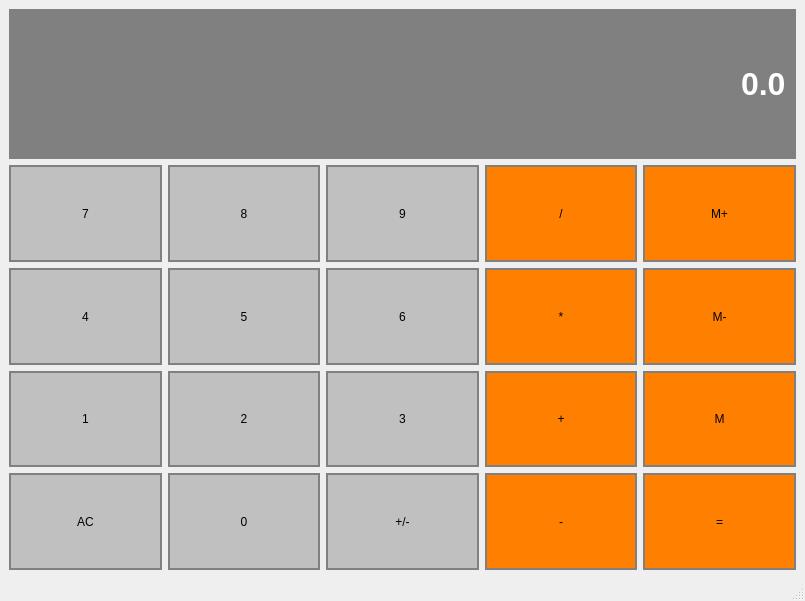
BartlomiejGajdur/QT, file Calculator_Project/calculator.ui: the form before one commit.
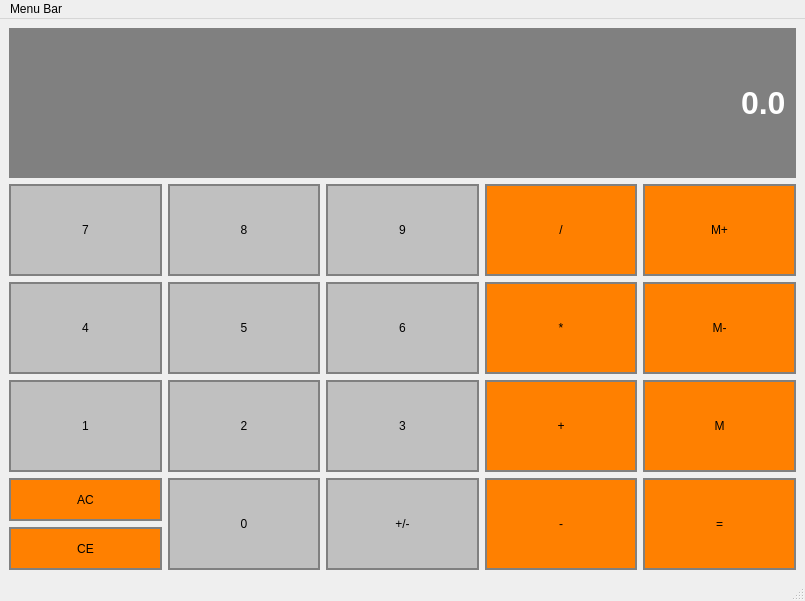
The form after the commit.

Commit message: Calculator project updated

What changed in the file:
```diff
--- a/Calculator_Project/calculator.ui
+++ b/Calculator_Project/calculator.ui
@@ -13,207 +13,17 @@
   <property name="windowTitle">
    <string>Calculator</string>
   </property>
+  <property name="styleSheet">
+   <string notr="true"/>
+  </property>
   <widget class="QWidget" name="centralwidget">
+   <property name="styleSheet">
+    <string notr="true"/>
+   </property>
    <layout class="QGridLayout" name="gridLayout">
     <item row="1" column="0">
      <layout class="QGridLayout" name="Layout">
-      <item row="0" column="2">
-       <widget class="QPushButton" name="Button9">
-        <property name="sizePolicy">
-         <sizepolicy hsizetype="Preferred" vsizetype="Expanding">
-          <horstretch>0</horstretch>
-          <verstretch>0</verstretch>
-         </sizepolicy>
-        </property>
-        <property name="styleSheet">
-         <string notr="true">QPushButton{
-	background-color: #C0C0C0;
-	border: 2px solid gray;
-	padding: 5px;
-	color: black;
-}
-
-QPushButton:pressed{
-	background-color: #A9A9A9;
-	border: 2px solid gray;
-	padding: 5px;
-	color: black;
-}</string>
-        </property>
-        <property name="text">
-         <string>9</string>
-        </property>
-       </widget>
-      </item>
-      <item row="2" column="1">
-       <widget class="QPushButton" name="Button2">
-        <property name="sizePolicy">
-         <sizepolicy hsizetype="Preferred" vsizetype="Expanding">
-          <horstretch>0</horstretch>
-          <verstretch>0</verstretch>
-         </sizepolicy>
-        </property>
-        <property name="styleSheet">
-         <string notr="true">QPushButton{
-	background-color: #C0C0C0;
-	border: 2px solid gray;
-	padding: 5px;
-	color: black;
-}
-
-QPushButton:pressed{
-	background-color: #A9A9A9;
-	border: 2px solid gray;
-	padding: 5px;
-	color: black;
-}</string>
-        </property>
-        <property name="text">
-         <string>2</string>
-        </property>
-       </widget>
-      </item>
-      <item row="2" column="3">
-       <widget class="QPushButton" name="Add">
-        <property name="sizePolicy">
-         <sizepolicy hsizetype="Preferred" vsizetype="Expanding">
-          <horstretch>0</horstretch>
-          <verstretch>0</verstretch>
-         </sizepolicy>
-        </property>
-        <property name="styleSheet">
-         <string notr="true">QPushButton{
-	background-color: #FF8000;
-	border: 2px solid gray;
-	padding: 5px;
-	color: black;
-}
-
-QPushButton:pressed{
-	background-color: #A9A9A9;
-	border: 2px solid gray;
-	padding: 5px;
-	color: black;
-}</string>
-        </property>
-        <property name="text">
-         <string>+</string>
-        </property>
-       </widget>
-      </item>
-      <item row="3" column="4">
-       <widget class="QPushButton" name="Equals">
-        <property name="sizePolicy">
-         <sizepolicy hsizetype="Preferred" vsizetype="Expanding">
-          <horstretch>0</horstretch>
-          <verstretch>0</verstretch>
-         </sizepolicy>
-        </property>
-        <property name="styleSheet">
-         <string notr="true">QPushButton{
-	background-color: #FF8000;
-	border: 2px solid gray;
-	padding: 5px;
-	color: black;
-}
-
-QPushButton:pressed{
-	background-color: #A9A9A9;
-	border: 2px solid gray;
-	padding: 5px;
-	color: black;
-}</string>
-        </property>
-        <property name="text">
-         <string>=</string>
-        </property>
-       </widget>
-      </item>
-      <item row="3" column="2">
-       <widget class="QPushButton" name="ChangeSign">
-        <property name="sizePolicy">
-         <sizepolicy hsizetype="Preferred" vsizetype="Expanding">
-          <horstretch>0</horstretch>
-          <verstretch>0</verstretch>
-         </sizepolicy>
-        </property>
-        <property name="styleSheet">
-         <string notr="true">QPushButton{
-	background-color: #C0C0C0;
-	border: 2px solid gray;
-	padding: 5px;
-	color: black;
-}
-
-QPushButton:pressed{
-	background-color: #A9A9A9;
-	border: 2px solid gray;
-	padding: 5px;
-	color: black;
-}</string>
-        </property>
-        <property name="text">
-         <string>+/-</string>
-        </property>
-       </widget>
-      </item>
-      <item row="1" column="3">
-       <widget class="QPushButton" name="Multiply">
-        <property name="sizePolicy">
-         <sizepolicy hsizetype="Preferred" vsizetype="Expanding">
-          <horstretch>0</horstretch>
-          <verstretch>0</verstretch>
-         </sizepolicy>
-        </property>
-        <property name="styleSheet">
-         <string notr="true">QPushButton{
-	background-color: #FF8000;
-	border: 2px solid gray;
-	padding: 5px;
-	color: black;
-}
-
-QPushButton:pressed{
-	background-color: #A9A9A9;
-	border: 2px solid gray;
-	padding: 5px;
-	color: black;
-}</string>
-        </property>
-        <property name="text">
-         <string>*</string>
-        </property>
-       </widget>
-      </item>
-      <item row="1" column="1">
-       <widget class="QPushButton" name="Button5">
-        <property name="sizePolicy">
-         <sizepolicy hsizetype="Preferred" vsizetype="Expanding">
-          <horstretch>0</horstretch>
-          <verstretch>0</verstretch>
-         </sizepolicy>
-        </property>
-        <property name="styleSheet">
-         <string notr="true">QPushButton{
-	background-color: #C0C0C0;
-	border: 2px solid gray;
-	padding: 5px;
-	color: black;
-}
-
-QPushButton:pressed{
-	background-color: #A9A9A9;
-	border: 2px solid gray;
-	padding: 5px;
-	color: black;
-}</string>
-        </property>
-        <property name="text">
-         <string>5</string>
-        </property>
-       </widget>
-      </item>
-      <item row="1" column="2">
+      <item row="2" column="2">
        <widget class="QPushButton" name="Button6">
         <property name="sizePolicy">
          <sizepolicy hsizetype="Preferred" vsizetype="Expanding">
@@ -241,63 +51,7 @@
         </property>
        </widget>
       </item>
-      <item row="0" column="0">
-       <widget class="QPushButton" name="Button7">
-        <property name="sizePolicy">
-         <sizepolicy hsizetype="Preferred" vsizetype="Expanding">
-          <horstretch>0</horstretch>
-          <verstretch>0</verstretch>
-         </sizepolicy>
-        </property>
-        <property name="styleSheet">
-         <string notr="true">QPushButton{
-	background-color: #C0C0C0;
-	border: 2px solid gray;
-	padding: 5px;
-	color: black;
-}
-
-QPushButton:pressed{
-	background-color: #A9A9A9;
-	border: 2px solid gray;
-	padding: 5px;
-	color: black;
-}</string>
-        </property>
-        <property name="text">
-         <string>7</string>
-        </property>
-       </widget>
-      </item>
-      <item row="0" column="4">
-       <widget class="QPushButton" name="MemAdd">
-        <property name="sizePolicy">
-         <sizepolicy hsizetype="Preferred" vsizetype="Expanding">
-          <horstretch>0</horstretch>
-          <verstretch>0</verstretch>
-         </sizepolicy>
-        </property>
-        <property name="styleSheet">
-         <string notr="true">QPushButton{
-	background-color: #FF8000;
-	border: 2px solid gray;
-	padding: 5px;
-	color: black;
-}
-
-QPushButton:pressed{
-	background-color: #A9A9A9;
-	border: 2px solid gray;
-	padding: 5px;
-	color: black;
-}</string>
-        </property>
-        <property name="text">
-         <string>M+</string>
-        </property>
-       </widget>
-      </item>
-      <item row="1" column="0">
+      <item row="2" column="0">
        <widget class="QPushButton" name="Button4">
         <property name="sizePolicy">
          <sizepolicy hsizetype="Preferred" vsizetype="Expanding">
@@ -325,35 +79,91 @@
         </property>
        </widget>
       </item>
-      <item row="3" column="0">
-       <widget class="QPushButton" name="Clear">
-        <property name="sizePolicy">
-         <sizepolicy hsizetype="Preferred" vsizetype="Expanding">
-          <horstretch>0</horstretch>
-          <verstretch>0</verstretch>
-         </sizepolicy>
-        </property>
-        <property name="styleSheet">
-         <string notr="true">QPushButton{
-	background-color: #C0C0C0;
-	border: 2px solid gray;
-	padding: 5px;
-	color: black;
-}
-
-QPushButton:pressed{
-	background-color: #A9A9A9;
-	border: 2px solid gray;
-	padding: 5px;
-	color: black;
-}</string>
-        </property>
-        <property name="text">
-         <string>AC</string>
-        </property>
-       </widget>
-      </item>
       <item row="3" column="3">
+       <widget class="QPushButton" name="Add">
+        <property name="sizePolicy">
+         <sizepolicy hsizetype="Preferred" vsizetype="Expanding">
+          <horstretch>0</horstretch>
+          <verstretch>0</verstretch>
+         </sizepolicy>
+        </property>
+        <property name="styleSheet">
+         <string notr="true">QPushButton{
+	background-color: #FF8000;
+	border: 2px solid gray;
+	padding: 5px;
+	color: black;
+}
+
+QPushButton:pressed{
+	background-color: #A9A9A9;
+	border: 2px solid gray;
+	padding: 5px;
+	color: black;
+}</string>
+        </property>
+        <property name="text">
+         <string>+</string>
+        </property>
+       </widget>
+      </item>
+      <item row="3" column="1">
+       <widget class="QPushButton" name="Button2">
+        <property name="sizePolicy">
+         <sizepolicy hsizetype="Preferred" vsizetype="Expanding">
+          <horstretch>0</horstretch>
+          <verstretch>0</verstretch>
+         </sizepolicy>
+        </property>
+        <property name="styleSheet">
+         <string notr="true">QPushButton{
+	background-color: #C0C0C0;
+	border: 2px solid gray;
+	padding: 5px;
+	color: black;
+}
+
+QPushButton:pressed{
+	background-color: #A9A9A9;
+	border: 2px solid gray;
+	padding: 5px;
+	color: black;
+}</string>
+        </property>
+        <property name="text">
+         <string>2</string>
+        </property>
+       </widget>
+      </item>
+      <item row="1" column="0">
+       <widget class="QPushButton" name="Button7">
+        <property name="sizePolicy">
+         <sizepolicy hsizetype="Preferred" vsizetype="Expanding">
+          <horstretch>0</horstretch>
+          <verstretch>0</verstretch>
+         </sizepolicy>
+        </property>
+        <property name="styleSheet">
+         <string notr="true">QPushButton{
+	background-color: #C0C0C0;
+	border: 2px solid gray;
+	padding: 5px;
+	color: black;
+}
+
+QPushButton:pressed{
+	background-color: #A9A9A9;
+	border: 2px solid gray;
+	padding: 5px;
+	color: black;
+}</string>
+        </property>
+        <property name="text">
+         <string>7</string>
+        </property>
+       </widget>
+      </item>
+      <item row="4" column="3">
        <widget class="QPushButton" name="Substract">
         <property name="sizePolicy">
          <sizepolicy hsizetype="Preferred" vsizetype="Expanding">
@@ -381,7 +191,319 @@
         </property>
        </widget>
       </item>
+      <item row="2" column="1">
+       <widget class="QPushButton" name="Button5">
+        <property name="sizePolicy">
+         <sizepolicy hsizetype="Preferred" vsizetype="Expanding">
+          <horstretch>0</horstretch>
+          <verstretch>0</verstretch>
+         </sizepolicy>
+        </property>
+        <property name="styleSheet">
+         <string notr="true">QPushButton{
+	background-color: #C0C0C0;
+	border: 2px solid gray;
+	padding: 5px;
+	color: black;
+}
+
+QPushButton:pressed{
+	background-color: #A9A9A9;
+	border: 2px solid gray;
+	padding: 5px;
+	color: black;
+}</string>
+        </property>
+        <property name="text">
+         <string>5</string>
+        </property>
+       </widget>
+      </item>
       <item row="2" column="4">
+       <widget class="QPushButton" name="MemSubstract">
+        <property name="sizePolicy">
+         <sizepolicy hsizetype="Preferred" vsizetype="Expanding">
+          <horstretch>0</horstretch>
+          <verstretch>0</verstretch>
+         </sizepolicy>
+        </property>
+        <property name="styleSheet">
+         <string notr="true">QPushButton{
+	background-color: #FF8000;
+	border: 2px solid gray;
+	padding: 5px;
+	color: black;
+}
+
+QPushButton:pressed{
+	background-color: #A9A9A9;
+	border: 2px solid gray;
+	padding: 5px;
+	color: black;
+}</string>
+        </property>
+        <property name="text">
+         <string>M-</string>
+        </property>
+       </widget>
+      </item>
+      <item row="1" column="3">
+       <widget class="QPushButton" name="Divide">
+        <property name="sizePolicy">
+         <sizepolicy hsizetype="Preferred" vsizetype="Expanding">
+          <horstretch>0</horstretch>
+          <verstretch>0</verstretch>
+         </sizepolicy>
+        </property>
+        <property name="styleSheet">
+         <string notr="true">QPushButton{
+	background-color: #FF8000;
+	border: 2px solid gray;
+	padding: 5px;
+	color: black;
+}
+
+QPushButton:pressed{
+	background-color: #A9A9A9;
+	border: 2px solid gray;
+	padding: 5px;
+	color: black;
+}</string>
+        </property>
+        <property name="text">
+         <string>/</string>
+        </property>
+       </widget>
+      </item>
+      <item row="4" column="2">
+       <widget class="QPushButton" name="ChangeSign">
+        <property name="sizePolicy">
+         <sizepolicy hsizetype="Preferred" vsizetype="Expanding">
+          <horstretch>0</horstretch>
+          <verstretch>0</verstretch>
+         </sizepolicy>
+        </property>
+        <property name="styleSheet">
+         <string notr="true">QPushButton{
+	background-color: #C0C0C0;
+	border: 2px solid gray;
+	padding: 5px;
+	color: black;
+}
+
+QPushButton:pressed{
+	background-color: #A9A9A9;
+	border: 2px solid gray;
+	padding: 5px;
+	color: black;
+}</string>
+        </property>
+        <property name="text">
+         <string>+/-</string>
+        </property>
+       </widget>
+      </item>
+      <item row="3" column="0">
+       <widget class="QPushButton" name="Button1">
+        <property name="sizePolicy">
+         <sizepolicy hsizetype="Preferred" vsizetype="Expanding">
+          <horstretch>0</horstretch>
+          <verstretch>0</verstretch>
+         </sizepolicy>
+        </property>
+        <property name="styleSheet">
+         <string notr="true">QPushButton{
+	background-color: #C0C0C0;
+	border: 2px solid gray;
+	padding: 5px;
+	color: black;
+}
+
+QPushButton:pressed{
+	background-color: #A9A9A9;
+	border: 2px solid gray;
+	padding: 5px;
+	color: black;
+}</string>
+        </property>
+        <property name="text">
+         <string>1</string>
+        </property>
+       </widget>
+      </item>
+      <item row="4" column="0">
+       <layout class="QVBoxLayout" name="verticalLayout">
+        <item>
+         <widget class="QPushButton" name="Clear">
+          <property name="sizePolicy">
+           <sizepolicy hsizetype="Preferred" vsizetype="Expanding">
+            <horstretch>0</horstretch>
+            <verstretch>0</verstretch>
+           </sizepolicy>
+          </property>
+          <property name="styleSheet">
+           <string notr="true">QPushButton{
+	background-color: #FF8000;
+	border: 2px solid gray;
+	padding: 5px;
+	color: black;
+}
+
+QPushButton:pressed{
+	background-color: #A9A9A9;
+	border: 2px solid gray;
+	padding: 5px;
+	color: black;
+}</string>
+          </property>
+          <property name="text">
+           <string>AC</string>
+          </property>
+         </widget>
+        </item>
+        <item>
+         <widget class="QPushButton" name="ClearLast">
+          <property name="sizePolicy">
+           <sizepolicy hsizetype="Preferred" vsizetype="Expanding">
+            <horstretch>0</horstretch>
+            <verstretch>0</verstretch>
+           </sizepolicy>
+          </property>
+          <property name="styleSheet">
+           <string notr="true">QPushButton{
+	background-color: #FF8000;
+	border: 2px solid gray;
+	padding: 5px;
+	color: black;
+}
+
+QPushButton:pressed{
+	background-color: #A9A9A9;
+	border: 2px solid gray;
+	padding: 5px;
+	color: black;
+}</string>
+          </property>
+          <property name="text">
+           <string>CE</string>
+          </property>
+         </widget>
+        </item>
+       </layout>
+      </item>
+      <item row="1" column="2">
+       <widget class="QPushButton" name="Button9">
+        <property name="sizePolicy">
+         <sizepolicy hsizetype="Preferred" vsizetype="Expanding">
+          <horstretch>0</horstretch>
+          <verstretch>0</verstretch>
+         </sizepolicy>
+        </property>
+        <property name="styleSheet">
+         <string notr="true">QPushButton{
+	background-color: #C0C0C0;
+	border: 2px solid gray;
+	padding: 5px;
+	color: black;
+}
+
+QPushButton:pressed{
+	background-color: #A9A9A9;
+	border: 2px solid gray;
+	padding: 5px;
+	color: black;
+}</string>
+        </property>
+        <property name="text">
+         <string>9</string>
+        </property>
+       </widget>
+      </item>
+      <item row="4" column="4">
+       <widget class="QPushButton" name="Equals">
+        <property name="sizePolicy">
+         <sizepolicy hsizetype="Preferred" vsizetype="Expanding">
+          <horstretch>0</horstretch>
+          <verstretch>0</verstretch>
+         </sizepolicy>
+        </property>
+        <property name="styleSheet">
+         <string notr="true">QPushButton{
+	background-color: #FF8000;
+	border: 2px solid gray;
+	padding: 5px;
+	color: black;
+}
+
+QPushButton:pressed{
+	background-color: #A9A9A9;
+	border: 2px solid gray;
+	padding: 5px;
+	color: black;
+}</string>
+        </property>
+        <property name="text">
+         <string>=</string>
+        </property>
+       </widget>
+      </item>
+      <item row="3" column="2">
+       <widget class="QPushButton" name="Button3">
+        <property name="sizePolicy">
+         <sizepolicy hsizetype="Preferred" vsizetype="Expanding">
+          <horstretch>0</horstretch>
+          <verstretch>0</verstretch>
+         </sizepolicy>
+        </property>
+        <property name="styleSheet">
+         <string notr="true">QPushButton{
+	background-color: #C0C0C0;
+	border: 2px solid gray;
+	padding: 5px;
+	color: black;
+}
+
+QPushButton:pressed{
+	background-color: #A9A9A9;
+	border: 2px solid gray;
+	padding: 5px;
+	color: black;
+}</string>
+        </property>
+        <property name="text">
+         <string>3</string>
+        </property>
+       </widget>
+      </item>
+      <item row="1" column="4">
+       <widget class="QPushButton" name="MemAdd">
+        <property name="sizePolicy">
+         <sizepolicy hsizetype="Preferred" vsizetype="Expanding">
+          <horstretch>0</horstretch>
+          <verstretch>0</verstretch>
+         </sizepolicy>
+        </property>
+        <property name="styleSheet">
+         <string notr="true">QPushButton{
+	background-color: #FF8000;
+	border: 2px solid gray;
+	padding: 5px;
+	color: black;
+}
+
+QPushButton:pressed{
+	background-color: #A9A9A9;
+	border: 2px solid gray;
+	padding: 5px;
+	color: black;
+}</string>
+        </property>
+        <property name="text">
+         <string>M+</string>
+        </property>
+       </widget>
+      </item>
+      <item row="3" column="4">
        <widget class="QPushButton" name="MemGet">
         <property name="sizePolicy">
          <sizepolicy hsizetype="Preferred" vsizetype="Expanding">
@@ -409,7 +531,7 @@
         </property>
        </widget>
       </item>
-      <item row="3" column="1">
+      <item row="4" column="1">
        <widget class="QPushButton" name="Button0">
         <property name="sizePolicy">
          <sizepolicy hsizetype="Preferred" vsizetype="Expanding">
@@ -437,8 +559,8 @@
         </property>
        </widget>
       </item>
-      <item row="2" column="2">
-       <widget class="QPushButton" name="Button3">
+      <item row="2" column="3">
+       <widget class="QPushButton" name="Multiply">
         <property name="sizePolicy">
          <sizepolicy hsizetype="Preferred" vsizetype="Expanding">
           <horstretch>0</horstretch>
@@ -447,7 +569,7 @@
         </property>
         <property name="styleSheet">
          <string notr="true">QPushButton{
-	background-color: #C0C0C0;
+	background-color: #FF8000;
 	border: 2px solid gray;
 	padding: 5px;
 	color: black;
@@ -461,39 +583,11 @@
 }</string>
         </property>
         <property name="text">
-         <string>3</string>
+         <string>*</string>
         </property>
        </widget>
       </item>
-      <item row="2" column="0">
-       <widget class="QPushButton" name="Button1">
-        <property name="sizePolicy">
-         <sizepolicy hsizetype="Preferred" vsizetype="Expanding">
-          <horstretch>0</horstretch>
-          <verstretch>0</verstretch>
-         </sizepolicy>
-        </property>
-        <property name="styleSheet">
-         <string notr="true">QPushButton{
-	background-color: #C0C0C0;
-	border: 2px solid gray;
-	padding: 5px;
-	color: black;
-}
-
-QPushButton:pressed{
-	background-color: #A9A9A9;
-	border: 2px solid gray;
-	padding: 5px;
-	color: black;
-}</string>
-        </property>
-        <property name="text">
-         <string>1</string>
-        </property>
-       </widget>
-      </item>
-      <item row="0" column="1">
+      <item row="1" column="1">
        <widget class="QPushButton" name="Button8">
         <property name="sizePolicy">
          <sizepolicy hsizetype="Preferred" vsizetype="Expanding">
@@ -521,62 +615,6 @@
         </property>
        </widget>
       </item>
-      <item row="1" column="4">
-       <widget class="QPushButton" name="MemClear">
-        <property name="sizePolicy">
-         <sizepolicy hsizetype="Preferred" vsizetype="Expanding">
-          <horstretch>0</horstretch>
-          <verstretch>0</verstretch>
-         </sizepolicy>
-        </property>
-        <property name="styleSheet">
-         <string notr="true">QPushButton{
-	background-color: #FF8000;
-	border: 2px solid gray;
-	padding: 5px;
-	color: black;
-}
-
-QPushButton:pressed{
-	background-color: #A9A9A9;
-	border: 2px solid gray;
-	padding: 5px;
-	color: black;
-}</string>
-        </property>
-        <property name="text">
-         <string>M-</string>
-        </property>
-       </widget>
-      </item>
-      <item row="0" column="3">
-       <widget class="QPushButton" name="Divide">
-        <property name="sizePolicy">
-         <sizepolicy hsizetype="Preferred" vsizetype="Expanding">
-          <horstretch>0</horstretch>
-          <verstretch>0</verstretch>
-         </sizepolicy>
-        </property>
-        <property name="styleSheet">
-         <string notr="true">QPushButton{
-	background-color: #FF8000;
-	border: 2px solid gray;
-	padding: 5px;
-	color: black;
-}
-
-QPushButton:pressed{
-	background-color: #A9A9A9;
-	border: 2px solid gray;
-	padding: 5px;
-	color: black;
-}</string>
-        </property>
-        <property name="text">
-         <string>/</string>
-        </property>
-       </widget>
-      </item>
      </layout>
     </item>
     <item row="0" column="0">
@@ -627,6 +665,16 @@
      <height>31</height>
     </rect>
    </property>
+   <property name="styleSheet">
+    <string notr="true"/>
+   </property>
+   <widget class="QMenu" name="menuMenu_Bar">
+    <property name="title">
+     <string>Menu Bar</string>
+    </property>
+    <addaction name="actionREADME"/>
+   </widget>
+   <addaction name="menuMenu_Bar"/>
   </widget>
   <widget class="QStatusBar" name="statusbar"/>
  </widget>
```
Left out of the diff: 28 changed lines with no effect on the pictures. The commit also changes 2 other files.
